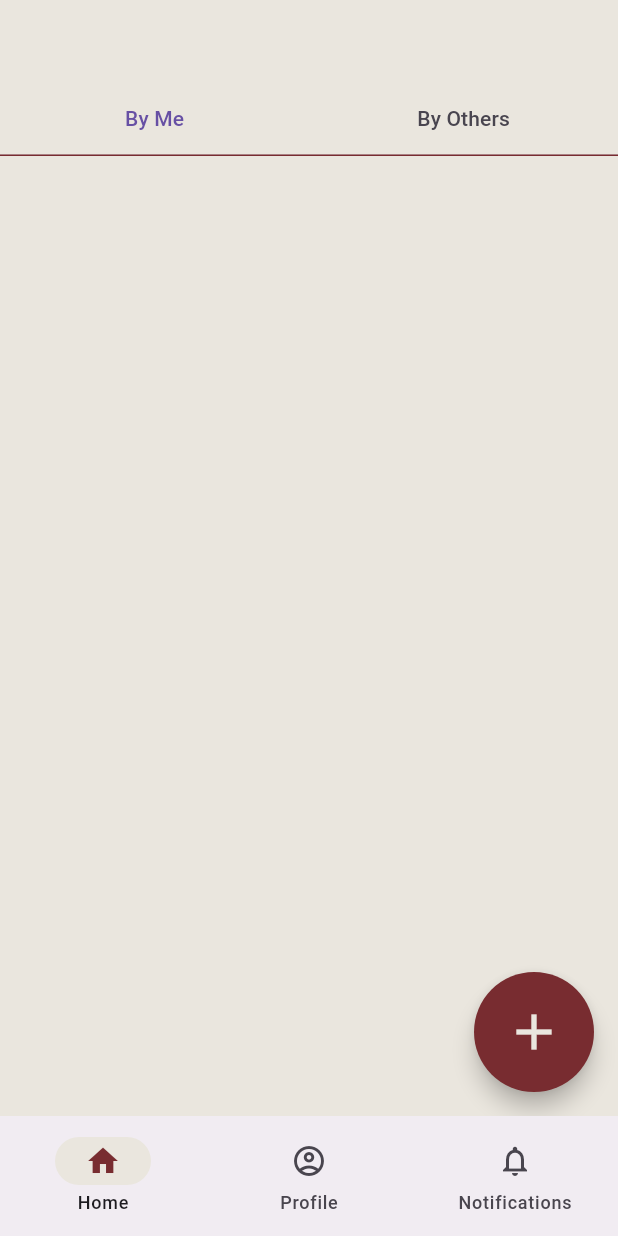
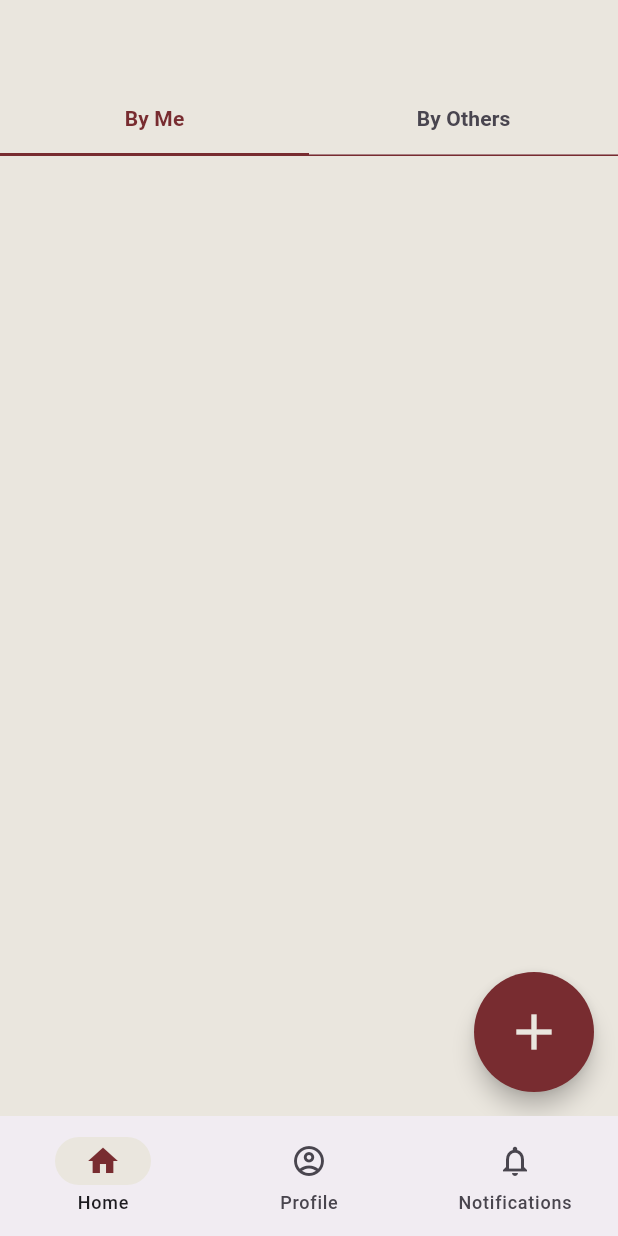
Before and after one commit to suleiyinwin/Retro_Vault, a Flutter app: the BottomNav screen opened directly, on a phone screen of 412 x 824 dp. Run offline on Flutter 3.47's test engine with Material 3 defaults, Android fonts, the phone set to English and light mode, and no system bars; our stand-ins replace cloud_firestore, firebase_auth, firebase_core, firebase_storage, fluttertoast, get and 2 more; missing offline and left inert: dart:html, firebase_ui_auth; accounts and stored records are empty.

Commit message:
Decorate tab indicator

```diff
--- a/lib/pages/capsule_management/capsule_list.dart
+++ b/lib/pages/capsule_management/capsule_list.dart
@@ -2,6 +2,8 @@ import 'package:firebase_auth/firebase_auth.dart';
 import 'package:cloud_firestore/cloud_firestore.dart';
 import 'package:flutter/cupertino.dart';
 import 'package:flutter/material.dart';
+import 'package:flutter/painting.dart';
+import 'package:flutter/rendering.dart';
 import 'package:flutter/widgets.dart';
 import 'package:retro/pages/capsule_management/fab.dart';
 import '../../components/colors.dart';
@@ -9,7 +11,10 @@ import 'package:firebase_core/firebase_core.dart';
 import 'package:retro/firebase_options.dart';
 
 class UserInformation extends StatefulWidget {
+  const UserInformation({super.key});
+
   @override
+  // ignore: library_private_types_in_public_api
   _UserInformationState createState() => _UserInformationState();
 }
 
@@ -49,6 +54,7 @@ class _UserInformationState extends State<UserInformation> {
   }
 }
 
+//UserInformationState
 Future<String> getUserName(String userId) async {
   Map<String, String> simpleCache = <String, String>{};
 
@@ -67,6 +73,7 @@ Future<String> getUserName(String userId) async {
   }
 }
 
+//Timestamp
 String parseDate(Timestamp timestamp) {
   Duration duration =
       Duration(seconds: timestamp.seconds - Timestamp.now().seconds);
@@ -101,6 +108,7 @@ class CapsuleWidget extends StatelessWidget {
     return FutureBuilder<Object>(
         future: author,
         builder: (context, snapshot) {
+          print(imageUrl);
           return Container(
             margin: const EdgeInsets.all(8),
             height: 150,
@@ -121,13 +129,15 @@ class CapsuleWidget extends StatelessWidget {
                         : Image.network(imageUrl, fit: BoxFit.cover),
                   ),
                 ),
+
+                //Title
                 Expanded(
                   child: Column(
                     crossAxisAlignment: CrossAxisAlignment.start,
                     children: [
                       Padding(
                         padding:
-                            const EdgeInsets.only(left: 16, right: 8, top: 48),
+                            const EdgeInsets.only(left: 32, right: 16, top: 48),
                         child: Text(
                           title,
                           style: const TextStyle(
@@ -137,8 +147,10 @@ class CapsuleWidget extends StatelessWidget {
                           ),
                         ),
                       ),
+
+                      //Author
                       Padding(
-                        padding: const EdgeInsets.only(left: 16, right: 8),
+                        padding: const EdgeInsets.only(left: 32, right: 16),
                         child: Text(
                             'Shared by ${snapshot.connectionState == ConnectionState.waiting ? '…' : snapshot.data}',
                             style: const TextStyle(
@@ -146,10 +158,12 @@ class CapsuleWidget extends StatelessWidget {
                               color: AppColors.primaryColor,
                             )),
                       ),
+
+                      //Open Date
                       Timestamp.now().seconds - openDate.seconds <= 0
                           ? Padding(
                               padding:
-                                  const EdgeInsets.only(left: 16, right: 8),
+                                  const EdgeInsets.only(left: 32, right: 8),
                               child: Text(parseDate(openDate),
                                   style: const TextStyle(
                                     fontSize: 12,
@@ -161,7 +175,13 @@ class CapsuleWidget extends StatelessWidget {
                   ),
                 )
               ]),
-              Center(child: Image.asset(Timestamp.now().seconds - openDate.seconds <= 0 ? 'image/locked.png' : 'image/unlocked.png', width: 150, height: 150)),
+              Center(
+                  child: Image.asset(
+                      Timestamp.now().seconds - openDate.seconds <= 0
+                          ? 'image/locked.png'
+                          : 'image/unlocked.png',
+                      width: 150,
+                      height: 150)),
             ]),
           );
         });
@@ -169,12 +189,11 @@ class CapsuleWidget extends StatelessWidget {
 }
 
 class HomeScreen extends StatelessWidget {
-  const HomeScreen({Key? key}) : super(key: key);
+  const HomeScreen({super.key});
 
   @override
   Widget build(BuildContext context) {
     return MaterialApp(
-      // title: 'Flutter Demo',
       theme: ThemeData(
         scaffoldBackgroundColor: AppColors.backgroundColor,
       ),
@@ -186,22 +205,18 @@ class HomeScreen extends StatelessWidget {
                   bottom: BorderSide(color: AppColors.primaryColor)),
               backgroundColor: AppColors.backgroundColor,
               bottom: const TabBar(
-                indicator: UnderlineTabIndicator(
-                  borderSide: BorderSide(color: Colors.transparent),
-                ),
-                tabs: <Widget>[
-                  Tab(text: 'By Me'),
-                  Tab(
-                    text: 'By Others',
-                  )
-                ],
+                indicatorColor: AppColors.primaryColor,
+                indicatorSize: TabBarIndicatorSize.tab,
+                labelStyle: TextStyle(
+                    fontWeight: FontWeight.bold, color: AppColors.primaryColor),
+                tabs: <Widget>[Tab(text: 'By Me'), Tab(text: 'By Others')],
               ),
             ),
             floatingActionButton: const FAB(),
-            body: TabBarView(
+            body: const TabBarView(
               children: <Widget>[
                 UserInformation(),
-                const Column(
+                Column(
                   children: [],
                 ),
               ],
```
